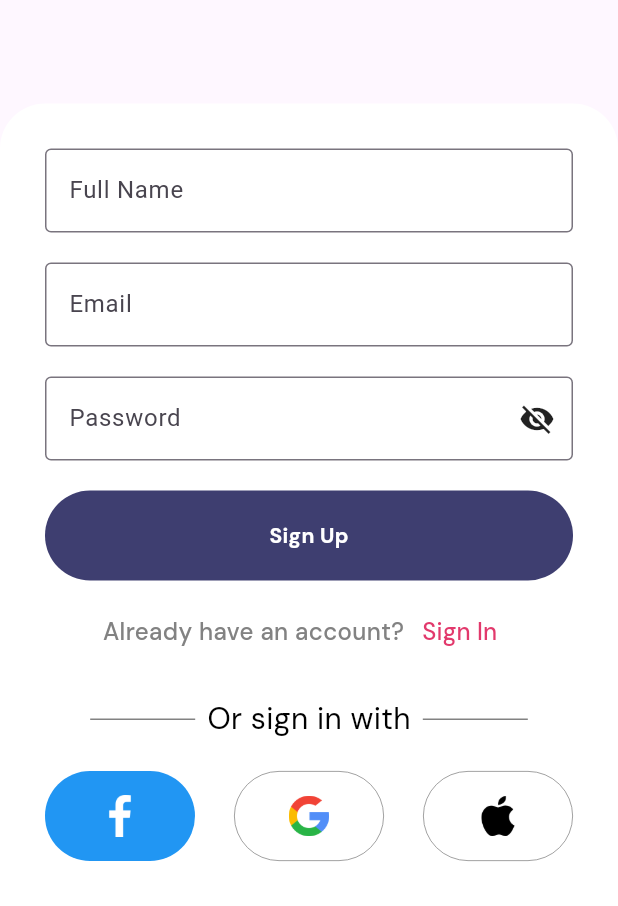
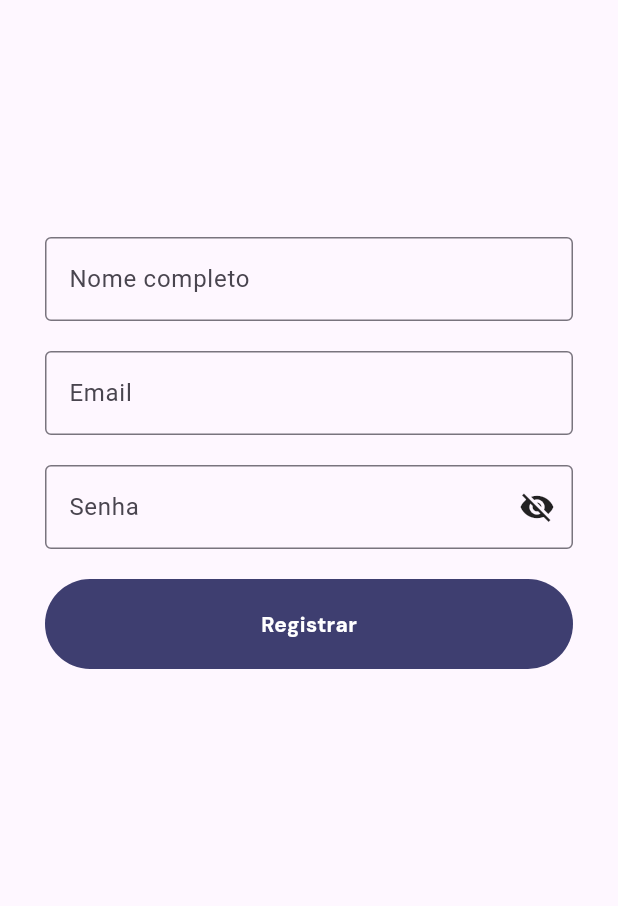
Before and after one commit to mamodo123/mimolda-app, a Flutter app: the SignUp screen opened directly, on a phone screen of 412 x 824 dp, the part 330-1236 px from its top. Run offline on Flutter 3.47's test engine with Material 3 defaults, Android fonts, the phone set to English and light mode, and no system bars; drawn by our look-alikes of nb_utils; our stand-ins replace animated_bottom_navigation_bar, carousel_slider, cloud_firestore, firebase_core, flutter_credit_card, flutter_feather_icons and 10 more; accounts and stored records are empty.

Commit message:
Started login/register screen

```diff
--- a/lib/screens/auth_screen/forgot_pass_screen.dart
+++ b/lib/screens/auth_screen/forgot_pass_screen.dart
@@ -6,7 +6,7 @@ import '../../widgets/buttons.dart';
 import 'otp_auth_screen.dart';
 
 class ForgotPassScreen extends StatefulWidget {
-  const ForgotPassScreen({Key? key}) : super(key: key);
+  const ForgotPassScreen({super.key});
 
   @override
   State<ForgotPassScreen> createState() => _ForgotPassScreenState();
@@ -50,29 +50,25 @@ class _ForgotPassScreenState extends State<ForgotPassScreen> {
           const SizedBox(
             height: 10,
           ),
-          Padding(
-            padding: const EdgeInsets.only(left: 40, top: 30),
-            child: SizedBox(
-              height: 100,
-              width: 248,
+          const Padding(
+            padding:  EdgeInsets.only(left: 40, top: 30),
             child: Column(
               crossAxisAlignment: CrossAxisAlignment.start,
-                children: const [
+              children:  [
                 MyGoogleText(
                   fontSize: 26,
                   fontColor: Colors.black,
-                    text: 'Forgot Password',
+                  text: 'Esqueci minha senha',
                   fontWeight: FontWeight.bold,
                 ),
                 SizedBox(height: 15),
                 MyGoogleText(
                   fontSize: 16,
                   fontColor: textColors,
-                    text: 'Enter your email below to receive your password',
+                  text: 'Digite seu email abaixo para recuperar sua senha',
                   fontWeight: FontWeight.normal,
                 ),
               ],
-              ),
             ),
           ),
           const Spacer(),
@@ -93,12 +89,12 @@ class _ForgotPassScreenState extends State<ForgotPassScreen> {
                   decoration: InputDecoration(
                     border: OutlineInputBorder(),
                     labelText: 'Email',
-                    hintText: 'Enter Your Email',
+                    hintText: 'Digite seu email',
                   ),
                 ),
                 const SizedBox(height: 30),
                 Button1(
-                    buttonText: 'Send New Password',
+                    buttonText: 'Recuperar minha senha',
                     buttonColor: primaryColor,
                     onPressFunction: () {
                       const OtpAuthScreen().launch(context);
--- a/lib/screens/auth_screen/sign_up.dart
+++ b/lib/screens/auth_screen/sign_up.dart
@@ -1,14 +1,12 @@
 import 'package:flutter/material.dart';
 import 'package:mimolda/const/constants.dart';
-import 'package:mimolda/welcome_screen.dart';
 import 'package:nb_utils/nb_utils.dart';
 
 import '../../widgets/buttons.dart';
-import '../../widgets/social_media_button.dart';
-import 'log_in_screen.dart';
+import '../home_screens/home.dart';
 
 class SignUp extends StatefulWidget {
-  const SignUp({Key? key}) : super(key: key);
+  const SignUp({super.key});
 
   @override
   State<SignUp> createState() => _SignUpState();
@@ -16,9 +14,14 @@ class SignUp extends StatefulWidget {
 
 class _SignUpState extends State<SignUp> {
   bool isChecked = false;
+
   @override
   Widget build(BuildContext context) {
-    return Scaffold(
+    return GestureDetector(
+      onTap: () {
+        FocusScope.of(context).requestFocus(FocusNode());
+      },
+      child: Scaffold(
         resizeToAvoidBottomInset: false,
         appBar: AppBar(
           backgroundColor: Colors.transparent,
@@ -52,12 +55,16 @@ class _SignUpState extends State<SignUp> {
               height: 10,
             ),
             const Image(image: AssetImage('images/maanstore_logo_1.png')),
-          const Spacer(),
+            // const Spacer(),
+            Expanded(
+              child: Column(
+                mainAxisAlignment: MainAxisAlignment.center,
+                children: [
                   Container(
                     padding: const EdgeInsets.all(30),
                     width: double.infinity,
                     decoration: const BoxDecoration(
-              color: Colors.white,
+                      // color: Colors.white,
                       borderRadius: BorderRadius.only(
                         topRight: Radius.circular(30),
                         topLeft: Radius.circular(30),
@@ -68,8 +75,8 @@ class _SignUpState extends State<SignUp> {
                         const TextField(
                           decoration: InputDecoration(
                             border: OutlineInputBorder(),
-                    labelText: 'Full Name',
-                    hintText: 'Enter Your Full Name',
+                            labelText: 'Nome completo',
+                            hintText: 'Digite seu nome completo',
                           ),
                         ),
                         const SizedBox(height: 20),
@@ -77,7 +84,7 @@ class _SignUpState extends State<SignUp> {
                           decoration: InputDecoration(
                             border: OutlineInputBorder(),
                             labelText: 'Email',
-                    hintText: 'Enter Your Email',
+                            hintText: 'Digite seu email',
                           ),
                         ),
                         const SizedBox(height: 20),
@@ -85,46 +92,51 @@ class _SignUpState extends State<SignUp> {
                           controller: TextEditingController(), // Optional
                           textFieldType: TextFieldType.PASSWORD,
                           decoration: const InputDecoration(
-                      labelText: 'Password', border: OutlineInputBorder()),
+                              labelText: 'Senha', border: OutlineInputBorder()),
                         ),
                         const SizedBox(height: 20),
                         Button1(
-                    buttonText: 'Sign Up',
+                            buttonText: 'Registrar',
                             buttonColor: primaryColor,
-                    onPressFunction: () => const WelComeScreen().launch(context)),
-                const SizedBox(height: 10),
-                Row(
-                  mainAxisAlignment: MainAxisAlignment.center,
-                  children: [
-                     const MyGoogleText(
-                      fontSize: 16,
-                      fontColor: textColors,
-                      text: 'Already have an account?',
-                      fontWeight: FontWeight.w500,
-                    ),
-                    TextButton(
-                      onPressed: () {
-                        const LogInScreen().launch(
-                          context,
-                          //pageRouteAnimation: PageRouteAnimation.Fade,
-                        );
-                      },
-                      child:  const MyGoogleText(
-                        text: 'Sign In',
-                        fontSize: 16,
-                        fontColor: secondaryColor1,
-                        fontWeight: FontWeight.w500,
-                      ),
-                    )
-                  ],
-                ),
-                const SizedBox(height: 20),
-                const SocialMediaButtons(),
+                            onPressFunction: () =>
+                                const Home().launch(context)),
+                        // const SizedBox(height: 10),
+                        // Row(
+                        //   mainAxisAlignment: MainAxisAlignment.center,
+                        //   children: [
+                        //     const MyGoogleText(
+                        //       fontSize: 16,
+                        //       fontColor: textColors,
+                        //       text: 'Already have an account?',
+                        //       fontWeight: FontWeight.w500,
+                        //     ),
+                        //     TextButton(
+                        //       onPressed: () {
+                        //         const LogInScreen().launch(
+                        //           context,
+                        //           //pageRouteAnimation: PageRouteAnimation.Fade,
+                        //         );
+                        //       },
+                        //       child: const MyGoogleText(
+                        //         text: 'Sign In',
+                        //         fontSize: 16,
+                        //         fontColor: secondaryColor1,
+                        //         fontWeight: FontWeight.w500,
+                        //       ),
+                        //     )
+                        //   ],
+                        // ),
+                        // const SizedBox(height: 20),
+                        // const SocialMediaButtons(),
                       ],
                     ),
                   ),
                 ],
               ),
+            ),
+          ],
+        ),
+      ),
     );
   }
 }
--- a/lib/screens/home_screens/home.dart
+++ b/lib/screens/home_screens/home.dart
@@ -10,7 +10,7 @@ import 'home_screen.dart';
 
 
 class Home extends StatefulWidget {
-  const Home({Key? key}) : super(key: key);
+  const Home({super.key});
 
   @override
   // ignore: library_private_types_in_public_api
--- a/lib/screens/profile_screen.dart
+++ b/lib/screens/profile_screen.dart
@@ -2,11 +2,11 @@ import 'package:flutter/material.dart';
 import 'package:flutter_feather_icons/flutter_feather_icons.dart';
 import 'package:iconly/iconly.dart';
 import 'package:mimolda/screens/auth_screen/change_pass_screen.dart';
+import 'package:mimolda/screens/auth_screen/log_in_screen.dart';
 import 'package:mimolda/screens/my_order.dart';
 import 'package:mimolda/screens/notificition_screen.dart';
 import 'package:mimolda/screens/payment_method_screen.dart';
 import 'package:mimolda/screens/search_product_screen.dart';
-import 'package:mimolda/screens/splash_screen/splash_screen_one.dart';
 import 'package:nb_utils/nb_utils.dart';
 
 import '../const/constants.dart';
@@ -320,7 +320,7 @@ class _ProfileScreenState extends State<ProfileScreen> {
                                 BorderSide(width: 1, color: secondaryColor3))),
                     child: ListTile(
                       onTap: () {
-                        const SplashScreenOne()
+                        const LogInScreen()
                             .launch(context, isNewTask: true);
                       },
                       shape: const Border(
```
Also changed, not shown: lib/screens/auth_screen/log_in_screen.dart (+48 -46 lines). Lines whose indentation alone changed are shown as unchanged.
